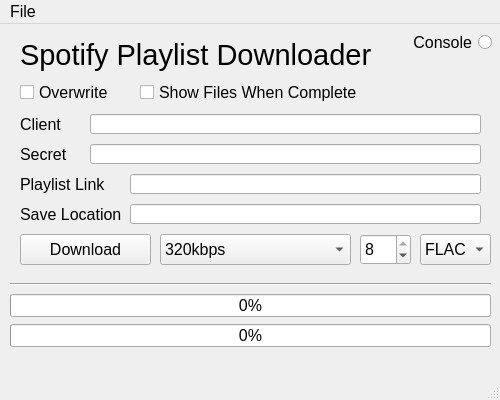
Old version of the form window.ui in the repository CLAW1200/Spotify-YTDL.
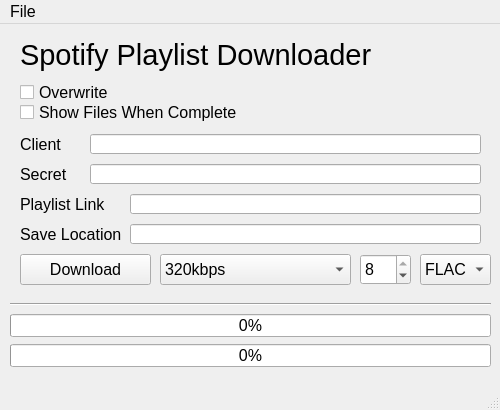
New version of the form.

```diff
--- a/window.ui
+++ b/window.ui
@@ -7,7 +7,7 @@
     <x>0</x>
     <y>0</y>
     <width>500</width>
-    <height>400</height>
+    <height>410</height>
    </rect>
   </property>
   <property name="sizePolicy">
@@ -19,13 +19,13 @@
   <property name="minimumSize">
    <size>
     <width>500</width>
-    <height>400</height>
+    <height>410</height>
    </size>
   </property>
   <property name="maximumSize">
    <size>
     <width>800</width>
-    <height>400</height>
+    <height>410</height>
    </size>
   </property>
   <property name="font">
@@ -41,7 +41,7 @@
     <property name="geometry">
      <rect>
       <x>130</x>
-      <y>150</y>
+      <y>170</y>
       <width>351</width>
       <height>20</height>
      </rect>
@@ -57,7 +57,7 @@
     <property name="geometry">
      <rect>
       <x>160</x>
-      <y>210</y>
+      <y>230</y>
       <width>191</width>
       <height>31</height>
      </rect>
@@ -113,7 +113,7 @@
     <property name="geometry">
      <rect>
       <x>20</x>
-      <y>210</y>
+      <y>230</y>
       <width>131</width>
       <height>31</height>
      </rect>
@@ -129,7 +129,7 @@
     <property name="geometry">
      <rect>
       <x>90</x>
-      <y>90</y>
+      <y>110</y>
       <width>391</width>
       <height>20</height>
      </rect>
@@ -154,7 +154,7 @@
     <property name="geometry">
      <rect>
       <x>90</x>
-      <y>120</y>
+      <y>140</y>
       <width>391</width>
       <height>20</height>
      </rect>
@@ -167,7 +167,7 @@
     <property name="geometry">
      <rect>
       <x>10</x>
-      <y>270</y>
+      <y>290</y>
       <width>481</width>
       <height>23</height>
      </rect>
@@ -180,7 +180,7 @@
     <property name="geometry">
      <rect>
       <x>20</x>
-      <y>90</y>
+      <y>110</y>
       <width>47</width>
       <height>21</height>
      </rect>
@@ -193,7 +193,7 @@
     <property name="geometry">
      <rect>
       <x>20</x>
-      <y>120</y>
+      <y>140</y>
       <width>47</width>
       <height>21</height>
      </rect>
@@ -206,7 +206,7 @@
     <property name="geometry">
      <rect>
       <x>10</x>
-      <y>250</y>
+      <y>270</y>
       <width>481</width>
       <height>20</height>
      </rect>
@@ -219,7 +219,7 @@
     <property name="geometry">
      <rect>
       <x>130</x>
-      <y>180</y>
+      <y>200</y>
       <width>351</width>
       <height>20</height>
      </rect>
@@ -235,7 +235,7 @@
     <property name="geometry">
      <rect>
       <x>10</x>
-      <y>300</y>
+      <y>320</y>
       <width>481</width>
       <height>23</height>
      </rect>
@@ -247,8 +247,8 @@
    <widget class="QCheckBox" name="explorerCheckBox">
     <property name="geometry">
      <rect>
-      <x>140</x>
-      <y>60</y>
+      <x>20</x>
+      <y>80</y>
       <width>231</width>
       <height>17</height>
      </rect>
@@ -280,7 +280,7 @@
     <property name="geometry">
      <rect>
       <x>20</x>
-      <y>150</y>
+      <y>170</y>
       <width>111</width>
       <height>21</height>
      </rect>
@@ -293,7 +293,7 @@
     <property name="geometry">
      <rect>
       <x>20</x>
-      <y>180</y>
+      <y>200</y>
       <width>121</width>
       <height>21</height>
      </rect>
@@ -309,7 +309,7 @@
     <property name="geometry">
      <rect>
       <x>420</x>
-      <y>210</y>
+      <y>230</y>
       <width>71</width>
       <height>31</height>
      </rect>
@@ -335,7 +335,7 @@
     <property name="geometry">
      <rect>
       <x>360</x>
-      <y>210</y>
+      <y>230</y>
       <width>51</width>
       <height>31</height>
      </rect>
@@ -350,59 +350,6 @@
      <number>8</number>
     </property>
    </widget>
-   <widget class="QPlainTextEdit" name="consoleTextBox">
-    <property name="enabled">
-     <bool>false</bool>
-    </property>
-    <property name="geometry">
-     <rect>
-      <x>510</x>
-      <y>0</y>
-      <width>281</width>
-      <height>351</height>
-     </rect>
-    </property>
-    <property name="font">
-     <font>
-      <family>Consolas</family>
-      <pointsize>9</pointsize>
-     </font>
-    </property>
-    <property name="focusPolicy">
-     <enum>Qt::NoFocus</enum>
-    </property>
-    <property name="frameShadow">
-     <enum>QFrame::Sunken</enum>
-    </property>
-    <property name="verticalScrollBarPolicy">
-     <enum>Qt::ScrollBarAlwaysOn</enum>
-    </property>
-    <property name="undoRedoEnabled">
-     <bool>false</bool>
-    </property>
-    <property name="centerOnScroll">
-     <bool>true</bool>
-    </property>
-   </widget>
-   <widget class="QRadioButton" name="expandWindowButton">
-    <property name="geometry">
-     <rect>
-      <x>410</x>
-      <y>10</y>
-      <width>82</width>
-      <height>17</height>
-     </rect>
-    </property>
-    <property name="toolTip">
-     <string>Toggle the console</string>
-    </property>
-    <property name="layoutDirection">
-     <enum>Qt::RightToLeft</enum>
-    </property>
-    <property name="text">
-     <string>Console</string>
-    </property>
-   </widget>
    <widget class="QLabel" name="label_5">
     <property name="geometry">
      <rect>
```
